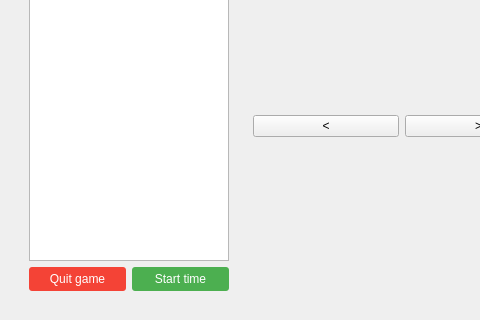
This is python/ui/gamePage.ui in LepTho2233127/CNChess as Qt 5 draws it before an edit; both pictures show x 0 to 480 and y 249 to 569 of the 733 by 569 pixel window. The edited form follows.
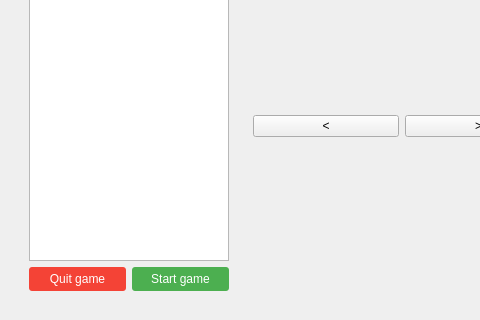
This is the edited form. Icons and pictures are not drawn.

The edit to the form file:
```diff
--- a/python/ui/gamePage.ui
+++ b/python/ui/gamePage.ui
@@ -79,7 +79,7 @@
 }</string>
              </property>
              <property name="text">
-              <string>Start time</string>
+              <string>Start game</string>
              </property>
             </widget>
            </item>
```
